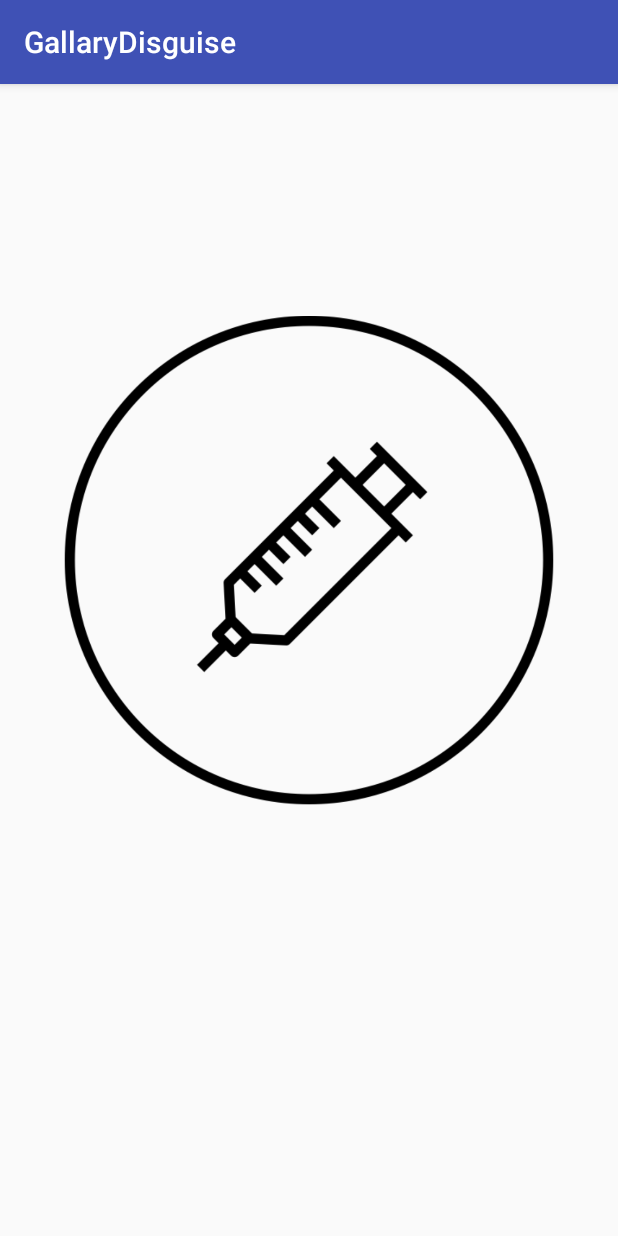
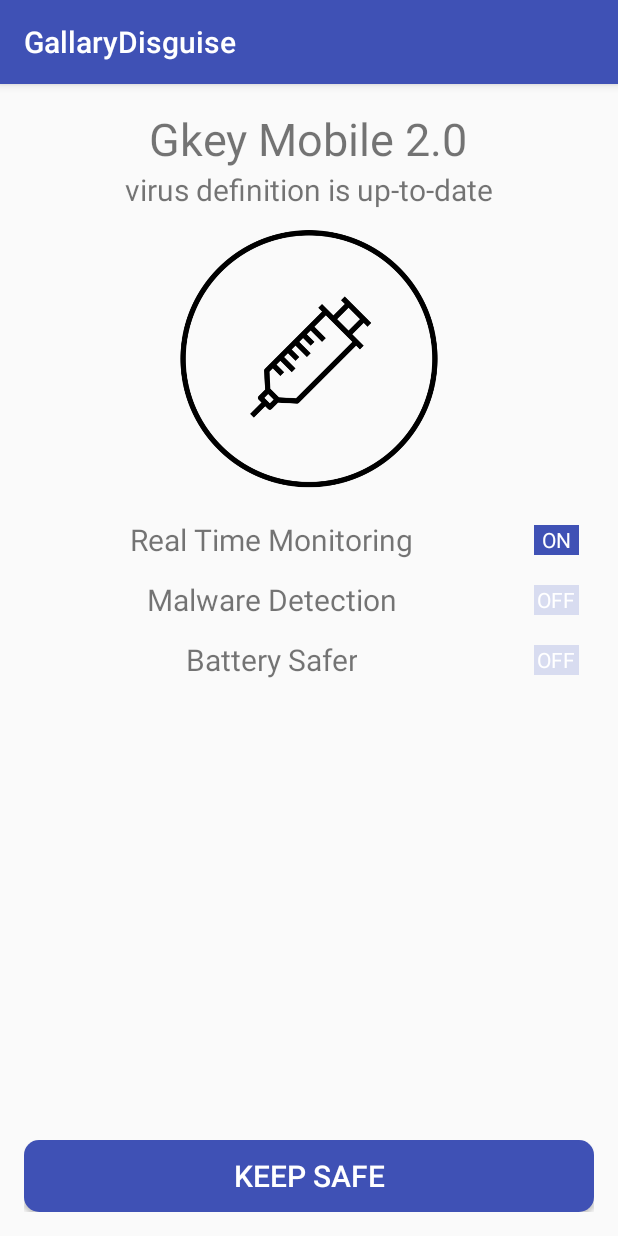
Before and after one commit to FutureGadget/GalleryDisguise, an Android app: the FakeHome screen opened directly, with no data from a screen before it, on a phone screen of 412 x 824 dp. Run offline under Robolectric (Android 15) with nearby library versions, the phone set to English and light mode, and no system bars.

Commit message:
edit activity_fake_home.xml

```diff
--- a/app/src/main/res/layout/activity_fake_home.xml
+++ b/app/src/main/res/layout/activity_fake_home.xml
@@ -11,11 +11,121 @@
     android:paddingTop="@dimen/activity_vertical_margin"
     tools:context="com.jikheejo.ku.gallarydisguise.FakeHome">
 
-    <ImageView
+    <TextView
+        android:text="Gkey Mobile 2.0"
         android:layout_width="wrap_content"
         android:layout_height="wrap_content"
-        app:srcCompat="@drawable/vaccine"
         android:layout_alignParentTop="true"
         android:layout_centerHorizontal="true"
-        android:id="@+id/fakelogo" />
+        android:id="@+id/faketext"
+        android:textSize="30dp" />
+
+    <TextView
+        android:text="virus definition is up-to-date"
+        android:layout_width="wrap_content"
+        android:layout_height="wrap_content"
+        android:id="@+id/faketext2"
+        android:textSize="20dp"
+        android:layout_below="@+id/faketext"
+        android:layout_centerHorizontal="true" />
+
+    <Button
+        android:id="@+id/quitbutton"
+        android:layout_width="match_parent"
+        android:layout_height="wrap_content"
+        android:layout_alignParentBottom="true"
+        android:text="Keep safe"
+        android:textColor="#FFFFFF"
+        android:textSize="20sp"
+        android:background="@drawable/buttonshape" />
+
+    <ImageView
+        android:layout_width="200dp"
+        android:layout_height="200dp"
+        app:srcCompat="@drawable/vaccine"
+        android:id="@+id/fakelogo"
+        android:layout_below="@+id/faketext2"
+        android:layout_centerHorizontal="true" />
+
+    <GridLayout
+        android:layout_width="match_parent"
+        android:layout_height="wrap_content"
+        android:columnCount="2"
+        android:rowCount="3"
+        android:orientation="horizontal"
+        android:id="@+id/gridLayout"
+        android:layout_below="@+id/fakelogo"
+        android:layout_alignParentStart="true">
+
+        <TextView
+            android:text="Real Time Monitoring"
+            android:layout_width="wrap_content"
+            android:layout_height="wrap_content"
+            android:gravity="center_horizontal|center_vertical"
+            android:textSize="20dp"
+            android:id="@+id/fake1"
+            android:layout_row="0"
+            android:layout_column="0"
+            android:layout_gravity="center_horizontal|center_vertical"/>
+
+        <TextView
+            android:text="ON"
+            android:layout_width="30dp"
+            android:layout_height="20dp"
+            android:id="@+id/on"
+            android:layout_row="0"
+            android:layout_column="1"
+            android:layout_margin="10dp"
+            android:background="#3F51B5"
+            android:textColor="#FFFFFF"
+            android:textAlignment="center"/>
+
+        <TextView
+            android:text="Malware Detection"
+            android:layout_width="wrap_content"
+            android:layout_height="wrap_content"
+            android:gravity="center_horizontal|center_vertical"
+            android:textSize="20dp"
+            android:id="@+id/fake2"
+            android:layout_row="1"
+            android:layout_column="0"
+            android:layout_gravity="center_horizontal|center_vertical"/>
+
+        <TextView
+            android:text="OFF"
+            android:layout_width="30dp"
+            android:layout_height="20dp"
+            android:id="@+id/off"
+            android:layout_row="1"
+            android:layout_column="1"
+            android:layout_margin="10dp"
+            android:background="#d8dcf0"
+            android:textColor="#FFFFFF"
+            android:textAlignment="center"/>
+
+        <TextView
+            android:text="Battery Safer"
+            android:layout_width="wrap_content"
+            android:layout_height="wrap_content"
+            android:gravity="center_horizontal|center_vertical"
+            android:textSize="20dp"
+            android:id="@+id/fake3"
+            android:layout_row="2"
+            android:layout_column="0"
+            android:layout_gravity="center_horizontal|center_vertical"/>
+
+        <TextView
+            android:text="OFF"
+            android:layout_width="30dp"
+            android:layout_height="20dp"
+            android:id="@+id/off2"
+            android:layout_row="2"
+            android:layout_column="1"
+            android:layout_margin="10dp"
+            android:background="#d8dcf0"
+            android:textColor="#FFFFFF"
+            android:textAlignment="center"/>
+    </GridLayout>
+
+
 </RelativeLayout>
```
